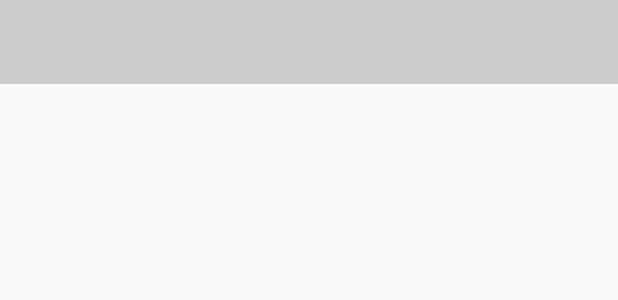
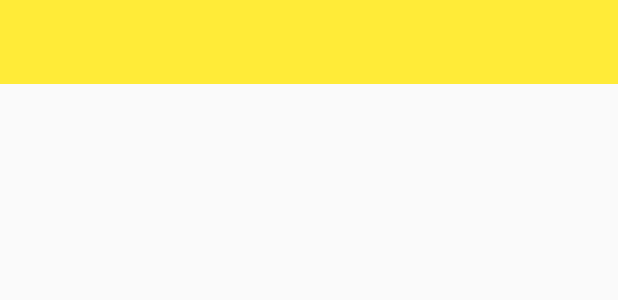
Before and after one commit to joel-eche/MaterialDesignAndroid, an Android app: the layout app_bar.xml on its own in the app's theme, with its tools: preview values and no code run, on a phone screen of 412 x 824 dp. Shown: the top 300 px of the screen. Run offline under Robolectric (Android 15) with nearby library versions, the phone set to English and light mode, and no system bars.

Commit message:
Custom toolbar

```diff
--- a/MyApplication/app/src/main/res/layout/app_bar.xml
+++ b/MyApplication/app/src/main/res/layout/app_bar.xml
@@ -1,8 +1,11 @@
 <?xml version="1.0" encoding="utf-8"?>
 <android.support.v7.widget.Toolbar
     xmlns:android="http://schemas.android.com/apk/res/android"
+    xmlns:app="http://schemas.android.com/apk/res-auto"
     android:layout_width="match_parent"
     android:layout_height="wrap_content"
-    android:background="#CCC"
+    android:background="@color/primaryColor"
+    app:theme="@style/MyCustomToolBarTheme"
+    app:popupTheme="@style/ThemeOverlay.AppCompat.Dark"
     >
 </android.support.v7.widget.Toolbar>
--- a/MyApplication/app/src/main/res/values/colors.xml
+++ b/MyApplication/app/src/main/res/values/colors.xml
@@ -1,6 +1,6 @@
 <?xml version="1.0" encoding="utf-8"?>
 <resources>
-    <color name="primaryColor">#3F51B5</color>
-    <color name="primaryColorDark">#303F9F</color>
-    <color name="accentColor">#F44336</color>
+    <color name="primaryColor">#FFEB38</color>
+    <color name="primaryColorDark">#FBC02D</color>
+    <color name="accentColor">#50514f</color>
 </resources>
--- a/MyApplication/app/src/main/res/values/styles.xml
+++ b/MyApplication/app/src/main/res/values/styles.xml
@@ -10,4 +10,9 @@
         <item name="colorAccent">@color/accentColor</item>
     </style>
 
+    <style name="MyCustomToolBarTheme" parent="ThemeOverlay.AppCompat.Light">
+        <item name="android:textColorPrimary">#F00</item>
+        <item name="android:textColorSecondary">#00F</item>
+    </style>
+
 </resources>
```
